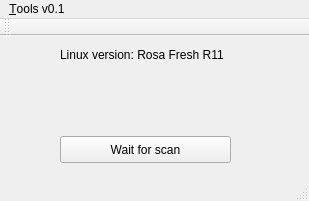
Qt form mainwindow.ui (wn1/Linux-Tools) before a commit.
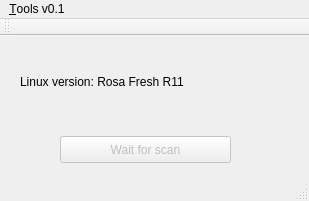
The same form after that commit.

Patch:
```diff
--- a/mainwindow.ui
+++ b/mainwindow.ui
@@ -17,10 +17,10 @@
    <widget class="QLabel" name="label">
     <property name="geometry">
      <rect>
-      <x>60</x>
+      <x>20</x>
       <y>10</y>
-      <width>174</width>
-      <height>17</height>
+      <width>281</width>
+      <height>71</height>
      </rect>
     </property>
     <property name="sizePolicy">
@@ -34,6 +34,9 @@
     </property>
    </widget>
    <widget class="QPushButton" name="pushButton">
+    <property name="enabled">
+     <bool>false</bool>
+    </property>
     <property name="geometry">
      <rect>
       <x>60</x>
```
Left out of the diff: 2 changed lines with no effect on the pictures.
